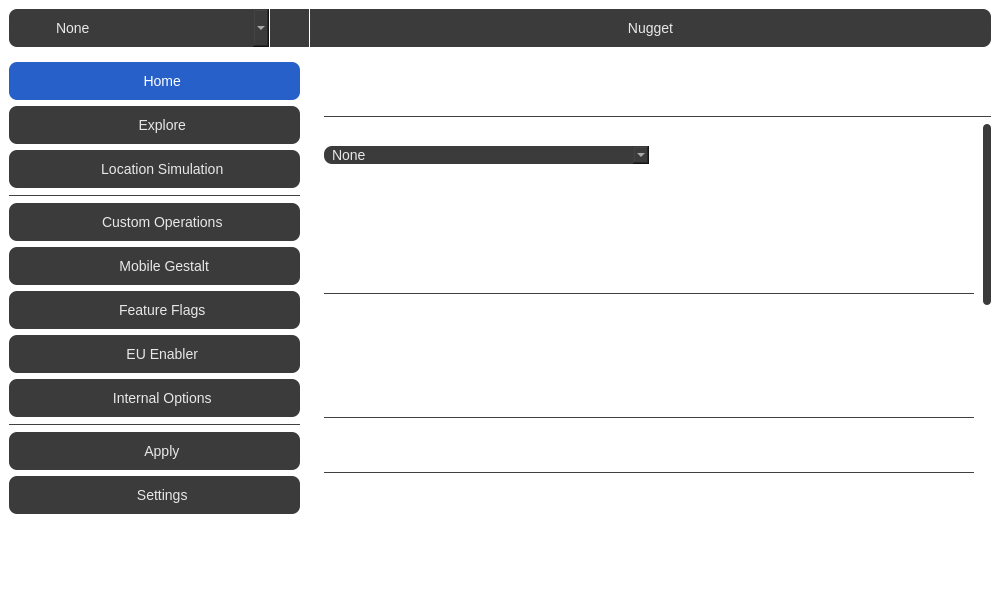
Qt form qt/mainwindow.ui (LoveJessyChen/Nugget-iOS) before a commit.
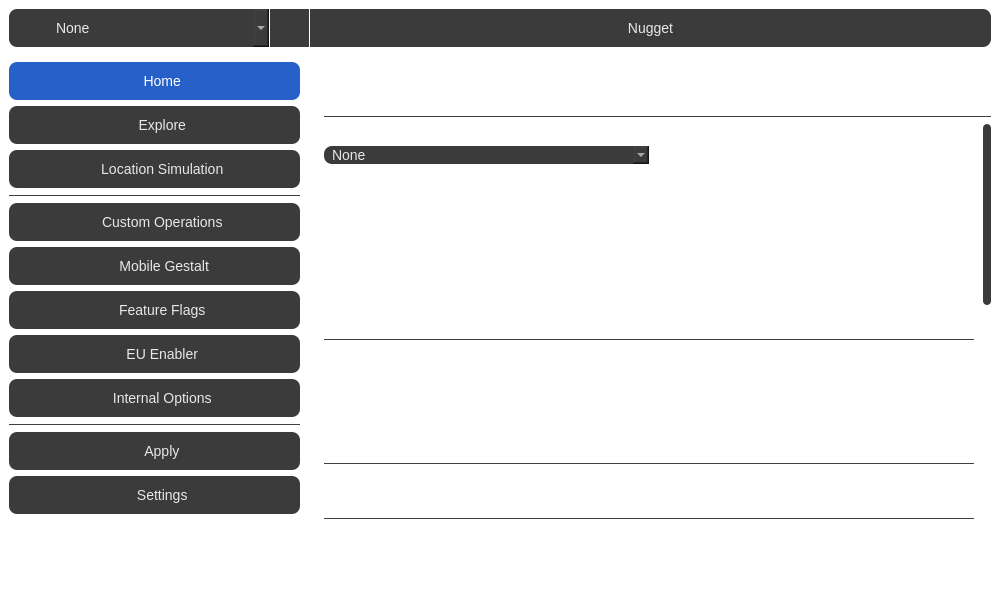
The same form after that commit. The open tabs and pages were chosen to show the change. Icons and pictures are not drawn.

Diff of the .ui file:
```diff
--- a/qt/mainwindow.ui
+++ b/qt/mainwindow.ui
@@ -2553,6 +2553,20 @@
                        </property>
                       </widget>
                      </item>
+                     <item>
+                      <widget class="QCheckBox" name="tapToWakeChk">
+                       <property name="text">
+                        <string>Enable Tap to Wake (for iPhone SEs)</string>
+                       </property>
+                      </widget>
+                     </item>
+                     <item>
+                      <widget class="QCheckBox" name="iphone16SettingsChk">
+                       <property name="text">
+                        <string>Enable iPhone 16 Settings</string>
+                       </property>
+                      </widget>
+                     </item>
                      <item>
                       <widget class="QCheckBox" name="parallaxChk">
                        <property name="text">
```
Left out of the diff: 92 changed lines with no effect on the pictures.
